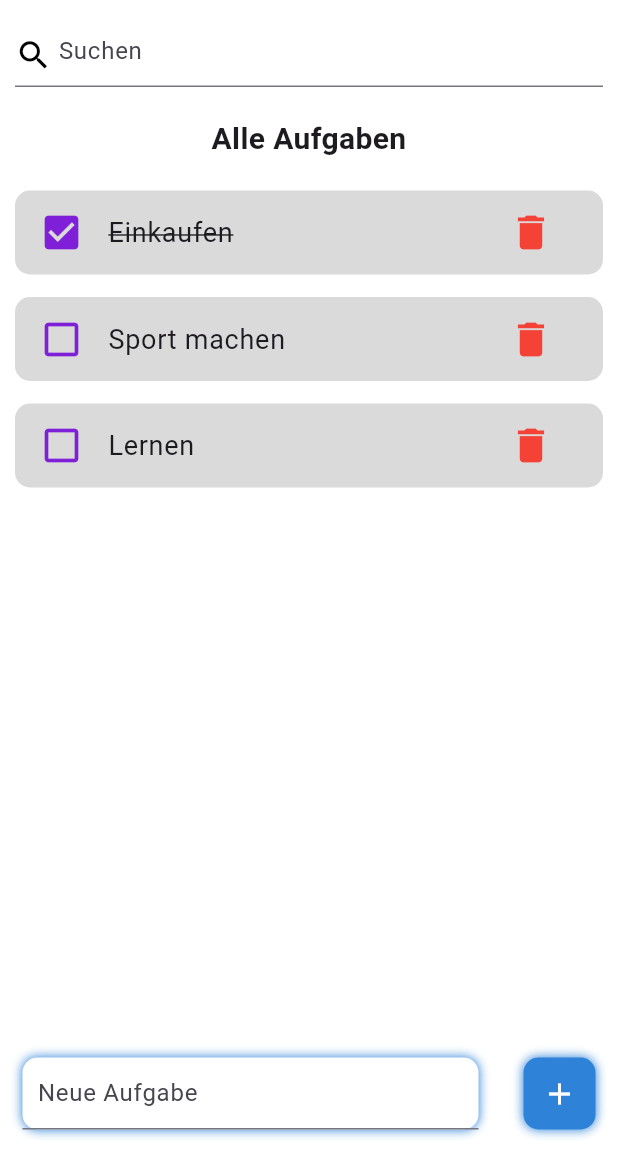
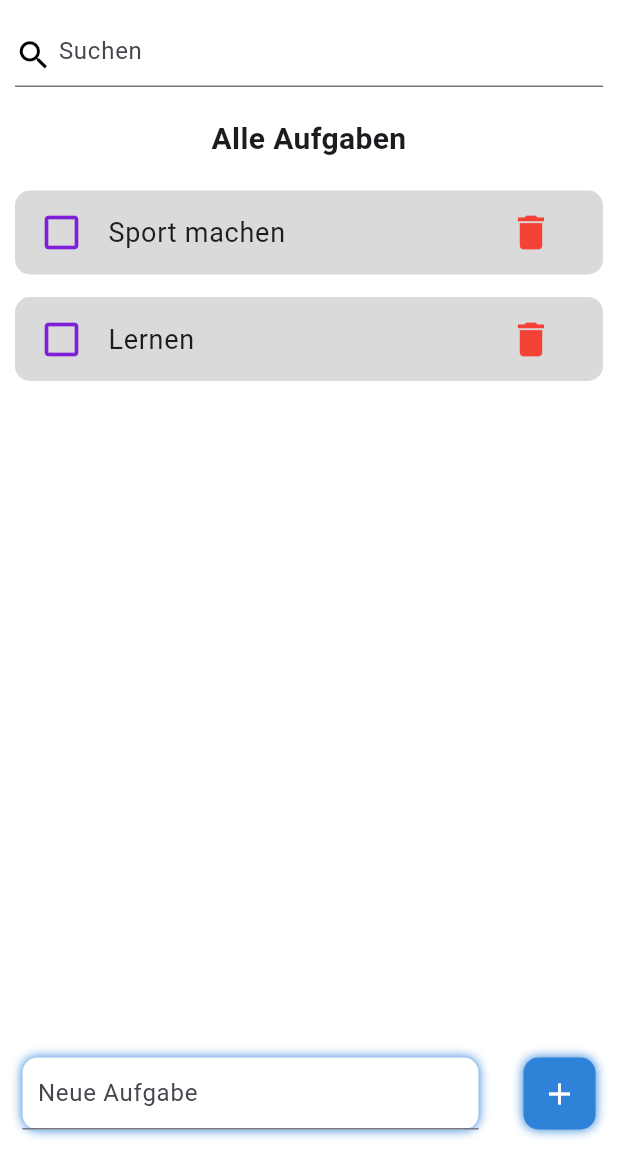
Before and after one commit to 4g-13Eh/todo, a Flutter app: the screen it shows after launch, after a tap on the "delete" icon, on a phone screen of 412 x 824 dp, the part 84-1236 px from its top. Run offline on Flutter 3.47's test engine with Material 3 defaults, Android fonts, the phone set to English and light mode, and no system bars.

Commit message:
add delete functionality

```diff
--- a/lib/pages/all_tasks_page.dart
+++ b/lib/pages/all_tasks_page.dart
@@ -12,6 +12,7 @@ class AllTasksPage extends StatefulWidget {
 
 class _AllTasksPageState extends State<AllTasksPage> {
   final todoList = ToDo.toDos;
+  final todoEditor = TextEditingController();
 
   @override
   Widget build(BuildContext context) {
@@ -35,7 +36,7 @@ class _AllTasksPageState extends State<AllTasksPage> {
                         ToDoItem(
                           todo: todo,
                           onIsDoneChanged: handleIsDoneChange,
-                          onDelete: (){},
+                          onDelete: deleteToDo,
                         )
                     ],
                   )
@@ -54,6 +55,7 @@ class _AllTasksPageState extends State<AllTasksPage> {
                   boxShadow: const [BoxShadow(color: Color.fromARGB(255, 46, 131, 216), blurRadius: 5)]
                 ),
                 child: TextField(
+                  controller: todoEditor,
                   decoration: InputDecoration(
                     contentPadding: EdgeInsets.all(10),
                     hintText: 'Neue Aufgabe',
@@ -78,8 +80,15 @@ class _AllTasksPageState extends State<AllTasksPage> {
       backgroundColor: Color.fromARGB(255, 255, 255, 255),
     );
   }
+
   void handleIsDoneChange(ToDo todo){
     setState((){todo.isDone = !todo.isDone;});
+  }
+
+  void deleteToDo(String id){
+    setState(() {
+      todoList.removeWhere((item) => item.id == id);
+    });
   }
 }
 
--- a/lib/widgets/todo_item.dart
+++ b/lib/widgets/todo_item.dart
@@ -19,7 +19,7 @@ class ToDoItem extends StatelessWidget{
         leading: Icon(todo.isDone? Icons.check_box : Icons.check_box_outline_blank, color: Color.fromARGB(255, 127, 32, 216), size: 30),
         title: Text(todo.title!, style: TextStyle(fontSize:18, decoration: todo.isDone? TextDecoration.lineThrough : null),),
         trailing: Container(
-          child: IconButton(icon: Icon(Icons.delete), onPressed: (){print('tapped delete');}, color: Colors.red, iconSize: 30,)
+          child: IconButton(icon: Icon(Icons.delete), onPressed: (){onDelete(todo.id);}, color: Colors.red, iconSize: 30,)
         ),
       ),
     );
```
